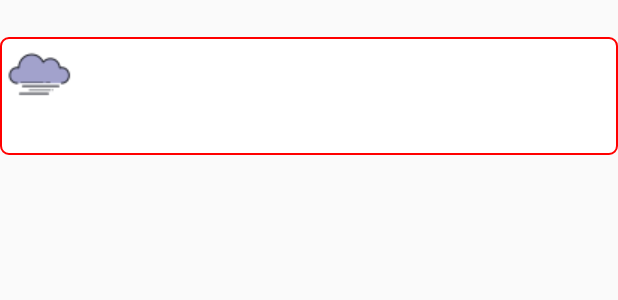
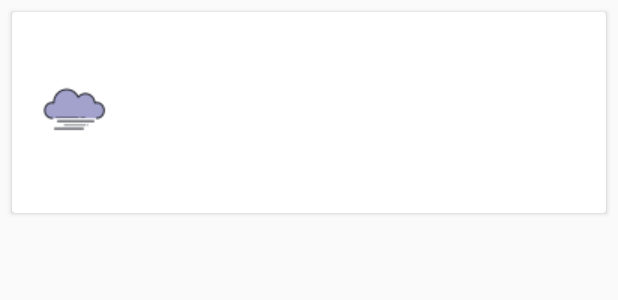
Before and after one commit to kylin0925/weahter, an Android app: the layout daily_item.xml on its own in the app's theme, with its tools: preview values and no code run, on a phone screen of 412 x 824 dp. Shown: the top 300 px of the screen. Run offline under Robolectric (Android 15) with nearby library versions, the phone set to English and light mode, and no system bars.

Commit message:
Change listview to RecyclerView. add cardview in RecyclerView item.

```diff
--- a/app/build.gradle
+++ b/app/build.gradle
@@ -2,7 +2,7 @@ apply plugin: 'com.android.application'
 
 android {
     compileSdkVersion 26
-    buildToolsVersion '27.0.3'
+    buildToolsVersion '28.0.3'
     defaultConfig {
         applicationId "ap.ky.weather"
         minSdkVersion 15
@@ -29,4 +29,5 @@ dependencies {
     })
     testImplementation 'com.android.support:appcompat-v7:26.1.0'
     testImplementation 'junit:junit:4.12'
+    implementation 'com.android.support:cardview-v7:27.1.0'
 }
--- a/app/src/main/java/ap/ky/weather/PageView.java
+++ b/app/src/main/java/ap/ky/weather/PageView.java
@@ -1,6 +1,8 @@
 package ap.ky.weather;
 
 import android.content.Context;
+import android.support.v7.widget.LinearLayoutManager;
+import android.support.v7.widget.RecyclerView;
 import android.util.Log;
 import android.view.LayoutInflater;
 import android.view.View;
@@ -22,8 +24,9 @@ public class PageView extends RelativeLayout{
         textView.setText(location.locationName);
 
         DailyAdapter dailyAdapter = new DailyAdapter(context,location.weatherElement);
-        ListView listView = view.findViewById(R.id.dailyList);
+        RecyclerView listView = view.findViewById(R.id.dailyList);
         listView.setAdapter(dailyAdapter);
+        listView.setLayoutManager(new LinearLayoutManager(context));
         addView(view);
     }
 }
--- a/app/src/main/res/layout/daily_item.xml
+++ b/app/src/main/res/layout/daily_item.xml
@@ -1,25 +1,33 @@
 <?xml version="1.0" encoding="utf-8"?>
+<android.support.v7.widget.CardView xmlns:android="http://schemas.android.com/apk/res/android"
+    xmlns:app="http://schemas.android.com/apk/res-auto"
+    xmlns:tools="http://schemas.android.com/tools"
+    android:layout_width="match_parent"
+    android:layout_height="wrap_content"
+    android:layout_margin="8dp">
+
     <RelativeLayout xmlns:android="http://schemas.android.com/apk/res/android"
+        xmlns:tools="http://schemas.android.com/tools"
         android:layout_width="match_parent"
-    android:layout_height="match_parent"
-    xmlns:tools="http://schemas.android.com/tools">
+        android:layout_height="wrap_content"
+        android:layout_margin="8dp">
 
         <TextView
             android:id="@+id/txtStartTime"
             android:layout_width="wrap_content"
             android:layout_height="wrap_content"
+            android:layout_below="@+id/txtLocation"
+            android:layout_alignParentStart="false"
             android:layout_alignParentLeft="false"
-        android:layout_alignParentStart="false"
-        android:layout_below="@+id/txtLocation"
             android:text=""
             android:textSize="18sp" />
 
         <LinearLayout
+            android:layout_width="wrap_content"
+            android:layout_height="wrap_content"
             android:layout_below="@+id/txtStartTime"
-        android:background="@drawable/rounded_corner"
             android:orientation="vertical"
-        android:layout_width="match_parent"
-        android:layout_height="wrap_content">
+            android:padding="8dp">
 
 
             <ImageView
@@ -33,14 +41,15 @@
                 android:id="@+id/txtTemp"
                 android:layout_width="wrap_content"
                 android:layout_height="wrap_content"
+                android:layout_below="@+id/ivWeather"
+                android:layout_alignParentStart="true"
+                android:layout_alignParentLeft="true"
                 android:layout_alignParentEnd="true"
-        android:layout_alignParentStart="true"
-        android:layout_below="@+id/ivWeather"
+
+                android:layout_alignParentRight="true"
                 android:layout_marginLeft="2dp"
-
                 android:text=""
-        android:textSize="20dp"
-        android:layout_alignParentLeft="true"
-        android:layout_alignParentRight="true" />
+                android:textSize="20dp" />
         </LinearLayout>
     </RelativeLayout>
+</android.support.v7.widget.CardView>
--- a/app/src/main/res/layout/pageview_daily_layout.xml
+++ b/app/src/main/res/layout/pageview_daily_layout.xml
@@ -2,6 +2,7 @@
 <RelativeLayout xmlns:android="http://schemas.android.com/apk/res/android"
     xmlns:app="http://schemas.android.com/apk/res-auto"
     xmlns:tools="http://schemas.android.com/tools"
+
     android:layout_width="match_parent"
     android:layout_height="match_parent">
 
@@ -16,11 +17,11 @@
         android:layout_alignParentRight="true"
         android:textSize="36sp" />
 
-    <ListView
+    <android.support.v7.widget.RecyclerView
         android:id="@+id/dailyList"
         android:layout_width="match_parent"
         android:layout_height="match_parent"
         android:layout_below="@+id/txtLocation">
 
-    </ListView>
+    </android.support.v7.widget.RecyclerView>
 </RelativeLayout>
--- a/build.gradle
+++ b/build.gradle
@@ -10,7 +10,7 @@ buildscript {
         google()
     }
     dependencies {
-        classpath 'com.android.tools.build:gradle:3.1.3'
+        classpath 'com.android.tools.build:gradle:3.2.1'
 
         // NOTE: Do not place your application dependencies here; they belong
         // in the individual module build.gradle files
```
Also changed, not shown: app/src/main/java/ap/ky/weather/DailyAdapter.java (+29 -26 lines), gradle/wrapper/gradle-wrapper.properties. Lines whose indentation alone changed are shown as unchanged.
